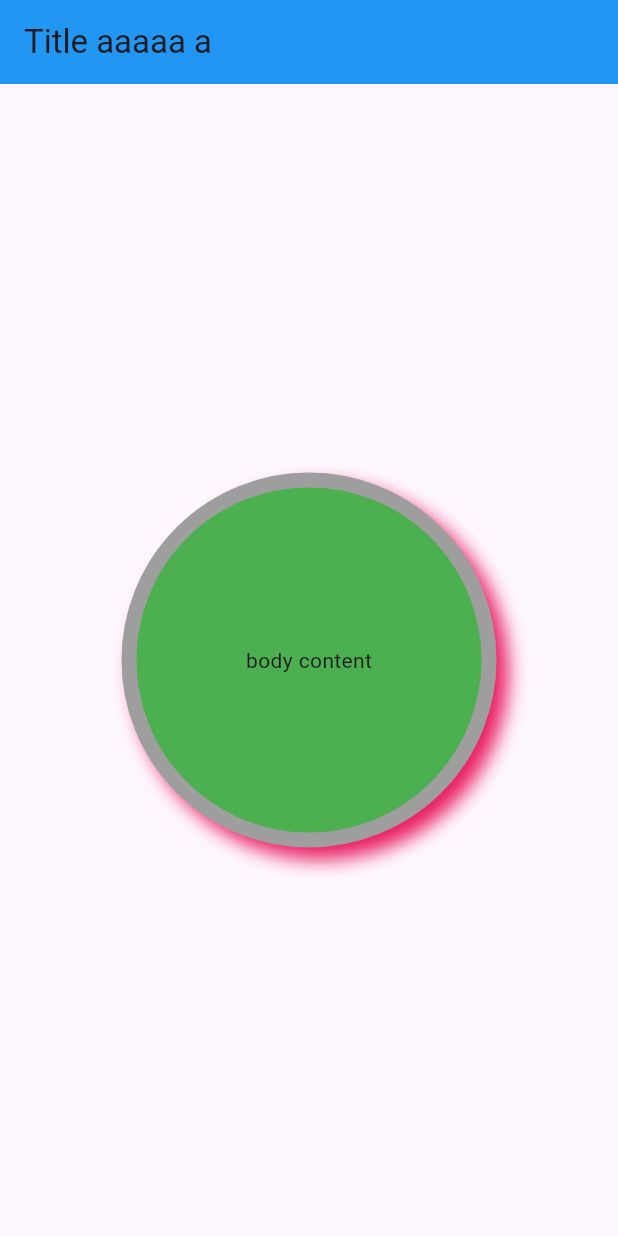
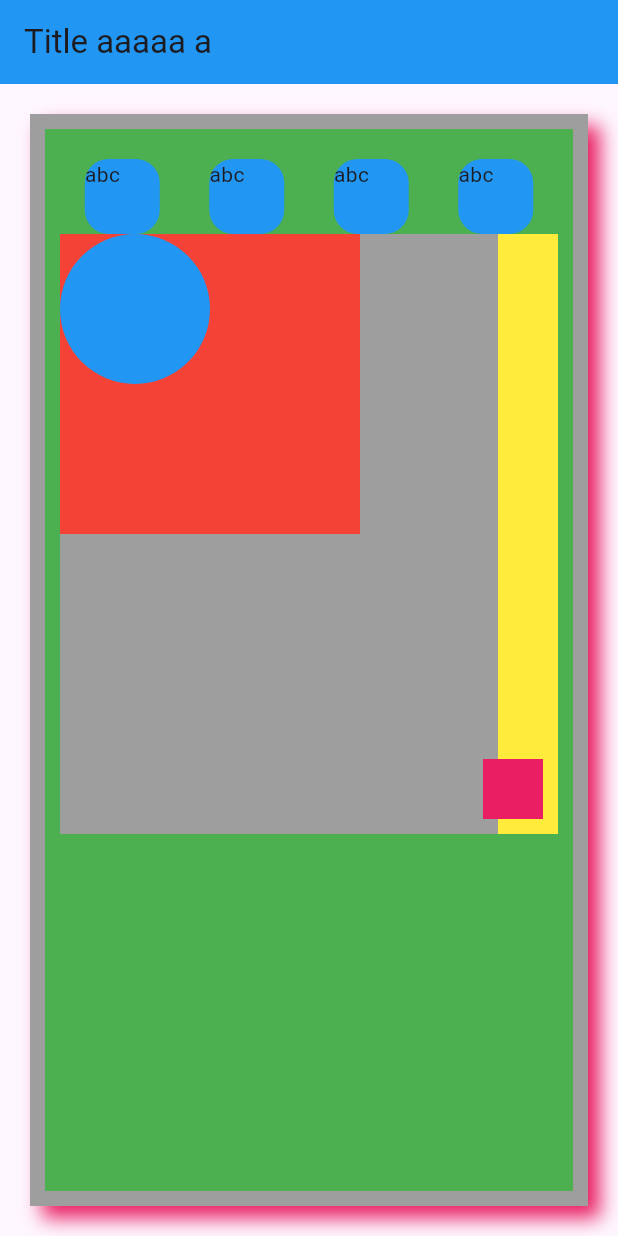
Before and after one commit to ducduy10k/first_flutter_app, a Flutter app: the screen it shows after launch, on a phone screen of 412 x 824 dp. Run offline on Flutter 3.47's test engine with Material 3 defaults, Android fonts, the phone set to English and light mode, and no system bars.

Commit message:
update ui

```diff
--- /dev/null
+++ b/devtools_options.yaml
@@ -0,0 +1,3 @@
+description: This file stores settings for Dart & Flutter DevTools.
+documentation: https://docs.flutter.dev/tools/devtools/extensions#configure-extension-enablement-states
+extensions:
--- a/lib/main.dart
+++ b/lib/main.dart
@@ -24,10 +24,10 @@ class body extends StatelessWidget {
     return Center(
         child: Container(
       width: double.infinity,
-      height: 250,
+      height: double.infinity,
       margin: EdgeInsets.all(20),
       padding: EdgeInsets.fromLTRB(10, 20, 10, 20),
-      child: Text("body content"),
+      child: BodyContent(),
       alignment: Alignment.center,
       decoration: BoxDecoration(
         border: Border.all(
@@ -36,7 +36,7 @@ class body extends StatelessWidget {
             style: BorderStyle.solid,
             strokeAlign: BorderSide.strokeAlignInside),
         color: Colors.green,
-        shape: BoxShape.circle,
+        // shape: BoxShape.circle,
         boxShadow: [
           BoxShadow(
             color: Colors.pink,
@@ -51,3 +51,98 @@ class body extends StatelessWidget {
     ));
   }
 }
+
+class BodyItem extends StatelessWidget {
+
+  @override
+  Widget build(BuildContext context) {
+    return Container(
+      width: 50,
+      height: 50,
+      child: Container(
+        width: double.infinity,
+        height: double.infinity,
+        child: Text("abc"),
+
+      ),
+      decoration: BoxDecoration(
+         color: Colors.blue,
+          borderRadius: BorderRadius.circular(16)
+      ),
+
+
+    );
+  }
+}
+
+
+class BodyContent extends StatelessWidget {
+
+  @override
+  Widget build(BuildContext context) {
+    return Container(
+      width: double.infinity,
+      height: double.infinity,
+
+      child: Column(
+        children: [
+          Row(
+            // textDirection: TextDirection.rtl,
+            // crossAxisAlignment: CrossAxisAlignment.stretch,
+            mainAxisAlignment: MainAxisAlignment.spaceAround,
+            // mainAxisSize: MainAxisSize.min,
+            children: [BodyItem(),BodyItem(),BodyItem(),BodyItem()],
+
+          ),
+          Container(
+            width: 400,
+            height: 400,
+            color: Colors.grey,
+            child: Stack(
+              // alignment: Alignment.center,
+              fit: StackFit.loose,
+
+              clipBehavior: Clip.none,
+              children: [
+                Container(
+                  width: 200,
+                  height: 200,
+                  color: Colors.red,
+                ),
+                Container(
+                  width: 100,
+                  height: 100,
+                  decoration: BoxDecoration(
+                    color: Colors.blue,
+                    shape: BoxShape.circle
+                  ),
+                ),
+                Align(
+                  alignment: Alignment.topRight,
+                  child: Container(
+                    width: 40,
+                    height: 700,
+                    color: Colors.yellow,
+                  ),
+                ),
+                Positioned(
+                  bottom: 10,
+                  right: 10,
+                  width: 40,
+                  height: 40,
+
+                  child: Container(
+
+                    color: Colors.pink,
+                  ),
+                )
+              ],
+            ),
+          )
+        ],
+
+      )
+
+    );
+  }
+}
```
